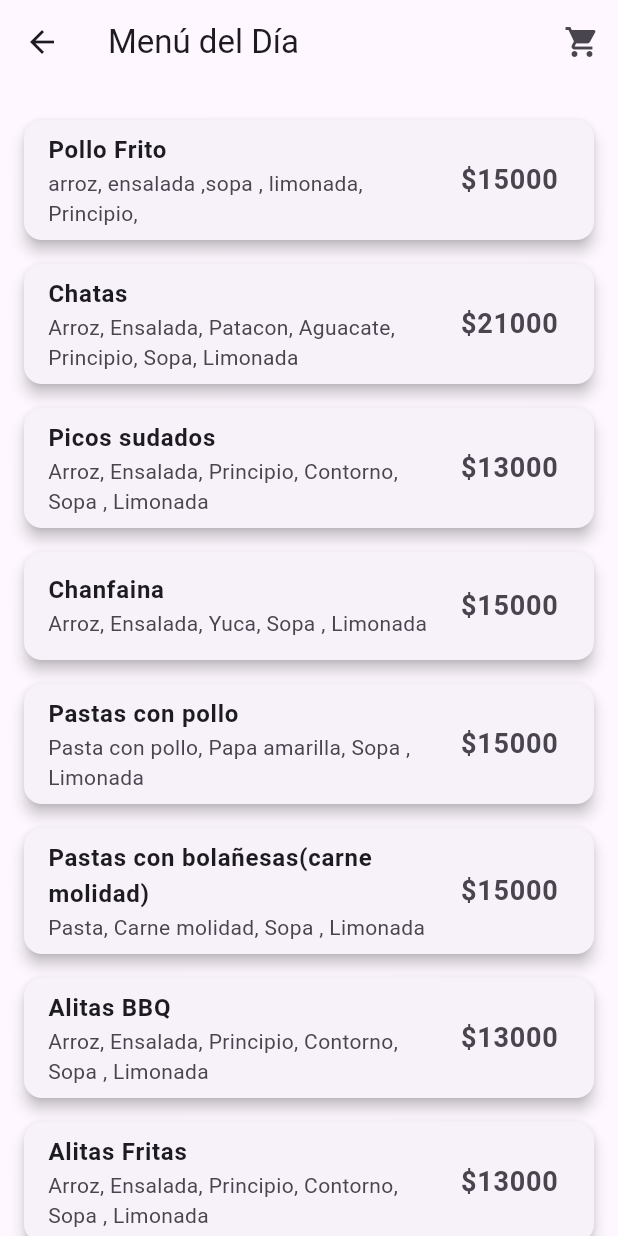
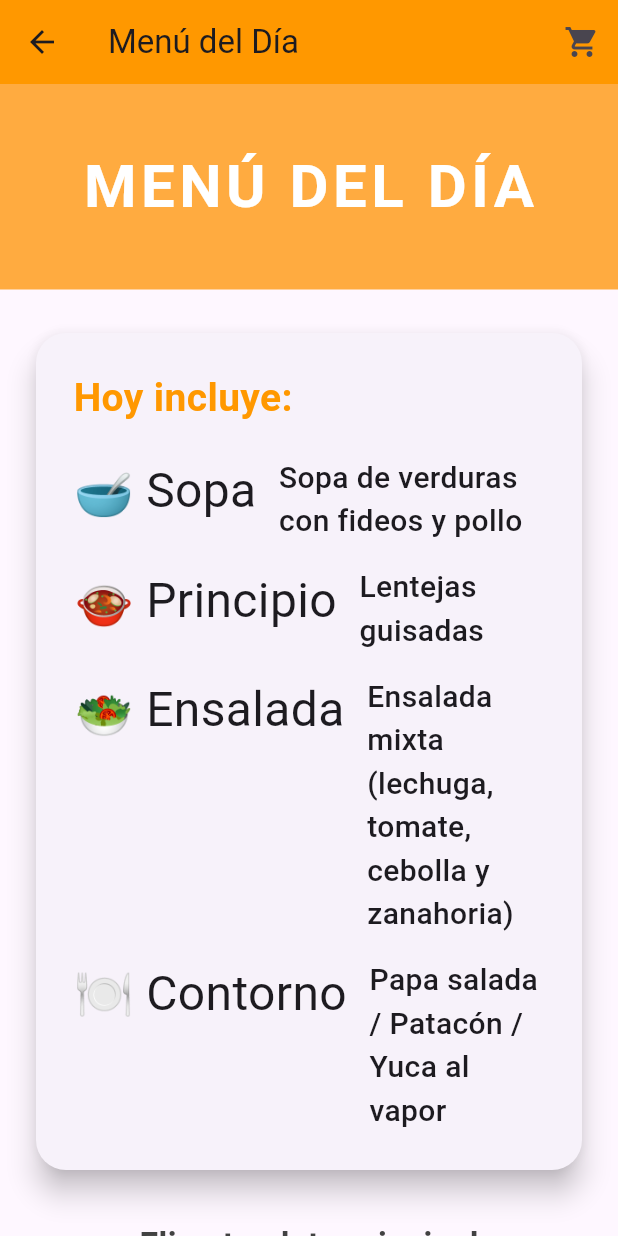
Before and after one commit to adrell99/arma_tu_almuerzo, a Flutter app: the MenuFijoScreen screen opened directly, on a phone screen of 412 x 824 dp. Run offline on Flutter 3.47's test engine with Material 3 defaults, Android fonts, the phone set to English and light mode, and no system bars.

Commit message:
Update menu_fijo_screen.dart

```diff
--- a/lib/screens/menu_fijo_screen.dart
+++ b/lib/screens/menu_fijo_screen.dart
@@ -1,18 +1,28 @@
 // lib/screens/menu_fijo_screen.dart
 import 'package:flutter/material.dart';
 import 'package:provider/provider.dart';
+
 import '../data/menu_data.dart';
-import '../models/carrito.dart';
+import '../providers/carrito_provider.dart';
 import 'carrito.dart';
 
 class MenuFijoScreen extends StatelessWidget {
   const MenuFijoScreen({super.key});
+
+  // ==== CAMBIA ESTOS TEXTOS CADA DÍA ====
+  final String sopaDelDia = "Sopa de verduras con fideos y pollo";
+  final String principioDelDia = "Lentejas guisadas";
+  final String ensaladaDelDia =
+      "Ensalada mixta (lechuga, tomate, cebolla y zanahoria)";
+  final String contornoDelDia = "Papa salada / Patacón / Yuca al vapor";
+  // =======================================
 
   @override
   Widget build(BuildContext context) {
     return Scaffold(
       appBar: AppBar(
         title: const Text('Menú del Día'),
+        backgroundColor: Colors.orange,
         actions: [
           IconButton(
             icon: const Icon(Icons.shopping_cart),
@@ -25,7 +35,85 @@ class MenuFijoScreen extends StatelessWidget {
           ),
         ],
       ),
-      body: ListView.builder(
+      body: SingleChildScrollView(
+        child: Column(
+          children: [
+            // ===== BANNER GRANDE =====
+            Container(
+              width: double.infinity,
+              padding: const EdgeInsets.symmetric(vertical: 40),
+              color: Colors.orangeAccent,
+              child: const Center(
+                child: Text(
+                  "MENÚ DEL DÍA",
+                  style: TextStyle(
+                    fontSize: 40,
+                    fontWeight: FontWeight.bold,
+                    color: Colors.white,
+                    letterSpacing: 3,
+                  ),
+                ),
+              ),
+            ),
+
+            const SizedBox(height: 25),
+
+            // ===== TARJETA CON LO QUE INCLUYE HOY =====
+            Padding(
+              padding: const EdgeInsets.symmetric(horizontal: 20),
+              child: Card(
+                elevation: 8,
+                shape: RoundedRectangleBorder(
+                  borderRadius: BorderRadius.circular(20),
+                ),
+                child: Padding(
+                  padding: const EdgeInsets.all(25),
+                  child: Column(
+                    crossAxisAlignment: CrossAxisAlignment.start,
+                    children: [
+                      const Text(
+                        "Hoy incluye:",
+                        style: TextStyle(
+                          fontSize: 26,
+                          fontWeight: FontWeight.bold,
+                          color: Colors.orange,
+                        ),
+                      ),
+                      const SizedBox(height: 20),
+                      _buildInclusionItem("🥣 Sopa", sopaDelDia),
+                      const SizedBox(height: 15),
+                      _buildInclusionItem("🍲 Principio", principioDelDia),
+                      const SizedBox(height: 15),
+                      _buildInclusionItem("🥗 Ensalada", ensaladaDelDia),
+                      const SizedBox(height: 15),
+                      _buildInclusionItem("🍽️ Contorno", contornoDelDia),
+                    ],
+                  ),
+                ),
+              ),
+            ),
+
+            const SizedBox(height: 30),
+
+            // ===== LISTA DE PLATOS FIJOS (tu código original) =====
+            Padding(
+              padding: const EdgeInsets.symmetric(horizontal: 16),
+              child: Text(
+                "Elige tu plato principal",
+                style: TextStyle(
+                  fontSize: 22,
+                  fontWeight: FontWeight.bold,
+                  color: Colors.grey[800],
+                ),
+              ),
+            ),
+
+            const SizedBox(height: 10),
+
+            ListView.builder(
+              shrinkWrap: true, // Importante para que funcione dentro de Column
+              physics:
+                  const NeverScrollableScrollPhysics(), // Evita scroll anidado
               padding: const EdgeInsets.all(16),
               itemCount: menuFijo.length,
               itemBuilder: (context, index) {
@@ -34,23 +122,55 @@ class MenuFijoScreen extends StatelessWidget {
                   elevation: 4,
                   margin: const EdgeInsets.symmetric(vertical: 8),
                   child: ListTile(
-              title: Text(item.nombre,
-                  style: const TextStyle(fontWeight: FontWeight.bold)),
+                    title: Text(
+                      item.nombre,
+                      style: const TextStyle(fontWeight: FontWeight.bold),
+                    ),
                     subtitle: Text(item.descripcion),
-              trailing: Text('\$${item.precio.toStringAsFixed(0)}',
+                    trailing: Text(
+                      '\$${item.precio.toStringAsFixed(0)}',
                       style: const TextStyle(
-                      fontSize: 18, fontWeight: FontWeight.bold)),
+                          fontSize: 18, fontWeight: FontWeight.bold),
+                    ),
                     onTap: () {
-                Provider.of<CarritoProvider>(context, listen: false)
-                    .agregar(item);
+                      final provider =
+                          Provider.of<CarritoProvider>(context, listen: false);
+                      provider.agregarItemNormal(item);
+
                       ScaffoldMessenger.of(context).showSnackBar(
-                  SnackBar(content: Text('${item.nombre} agregado al carrito')),
+                        SnackBar(
+                          content:
+                              Text('${item.nombre} agregado al carrito 🍱'),
+                          backgroundColor: Colors.green,
+                        ),
                       );
                     },
                   ),
                 );
               },
             ),
+
+            const SizedBox(height: 20),
+          ],
+        ),
+      ),
+    );
+  }
+
+  // Método auxiliar para los ítems de inclusión
+  Widget _buildInclusionItem(String icon, String texto) {
+    return Row(
+      crossAxisAlignment: CrossAxisAlignment.start,
+      children: [
+        Text(icon, style: const TextStyle(fontSize: 32)),
+        const SizedBox(width: 15),
+        Expanded(
+          child: Text(
+            texto,
+            style: const TextStyle(fontSize: 20, fontWeight: FontWeight.w500),
+          ),
+        ),
+      ],
     );
   }
 }
```
Lines whose indentation alone changed are shown as unchanged.
